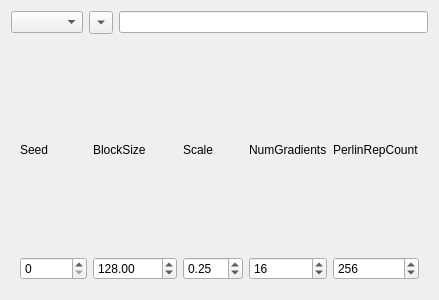
nitzryan/ProcGen, file ProcGen/Widgets/PerlinPassWidget.ui: the form before one commit.
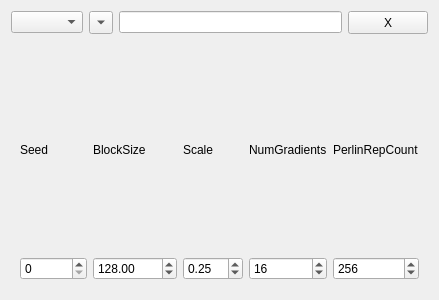
The form after the commit.

Commit message: Added ability to delete passes

```diff
--- a/ProcGen/Widgets/PerlinPassWidget.ui
+++ b/ProcGen/Widgets/PerlinPassWidget.ui
@@ -14,6 +14,9 @@
    <string>Form</string>
   </property>
   <layout class="QGridLayout" name="gridLayout_2">
+   <item row="0" column="2">
+    <widget class="QLineEdit" name="lePassName"/>
+   </item>
    <item row="0" column="1">
     <widget class="QToolButton" name="dropdownButton">
      <property name="sizePolicy">
@@ -48,10 +51,7 @@
    <item row="0" column="0">
     <widget class="QComboBox" name="cbPosition"/>
    </item>
-   <item row="0" column="2">
-    <widget class="QLineEdit" name="lePassName"/>
-   </item>
-   <item row="1" column="0" colspan="3">
+   <item row="1" column="0" colspan="4">
     <widget class="QWidget" name="contentsWidget" native="true">
      <property name="sizePolicy">
       <sizepolicy hsizetype="Minimum" vsizetype="Minimum">
@@ -187,6 +187,22 @@
      </layout>
     </widget>
    </item>
+   <item row="0" column="3">
+    <widget class="QPushButton" name="pbDelete">
+     <property name="sizePolicy">
+      <sizepolicy hsizetype="Fixed" vsizetype="Minimum">
+       <horstretch>0</horstretch>
+       <verstretch>0</verstretch>
+      </sizepolicy>
+     </property>
+     <property name="text">
+      <string>X</string>
+     </property>
+     <property name="flat">
+      <bool>false</bool>
+     </property>
+    </widget>
+   </item>
   </layout>
  </widget>
  <resources/>
```
The commit also changes 4 other files.
